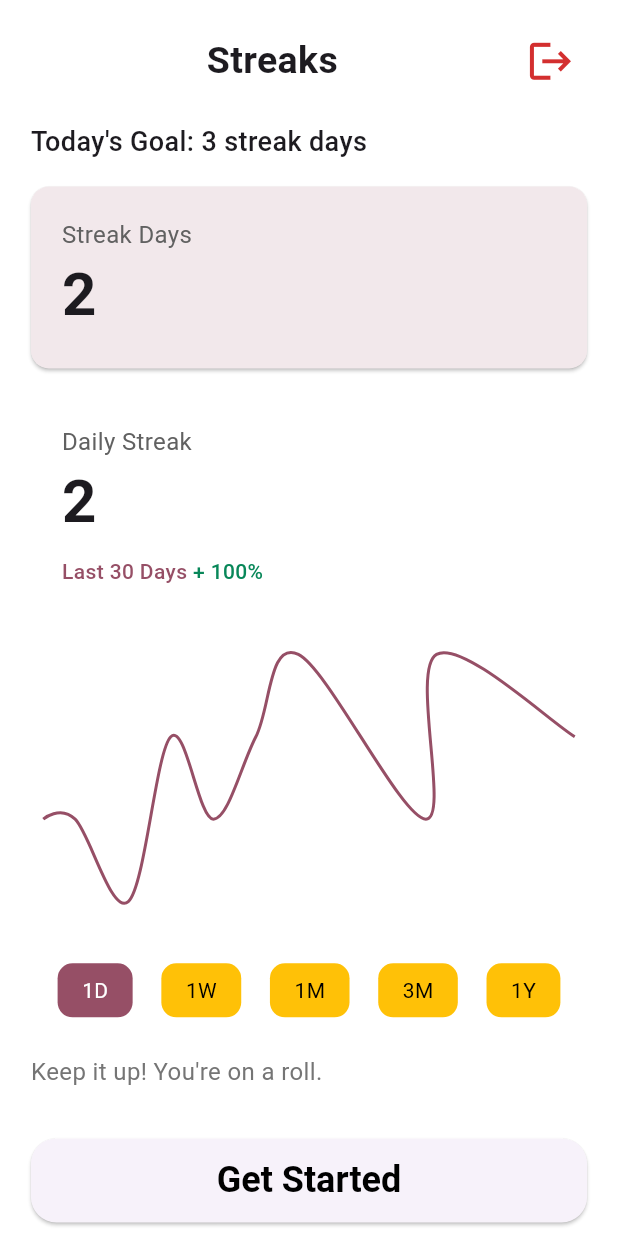
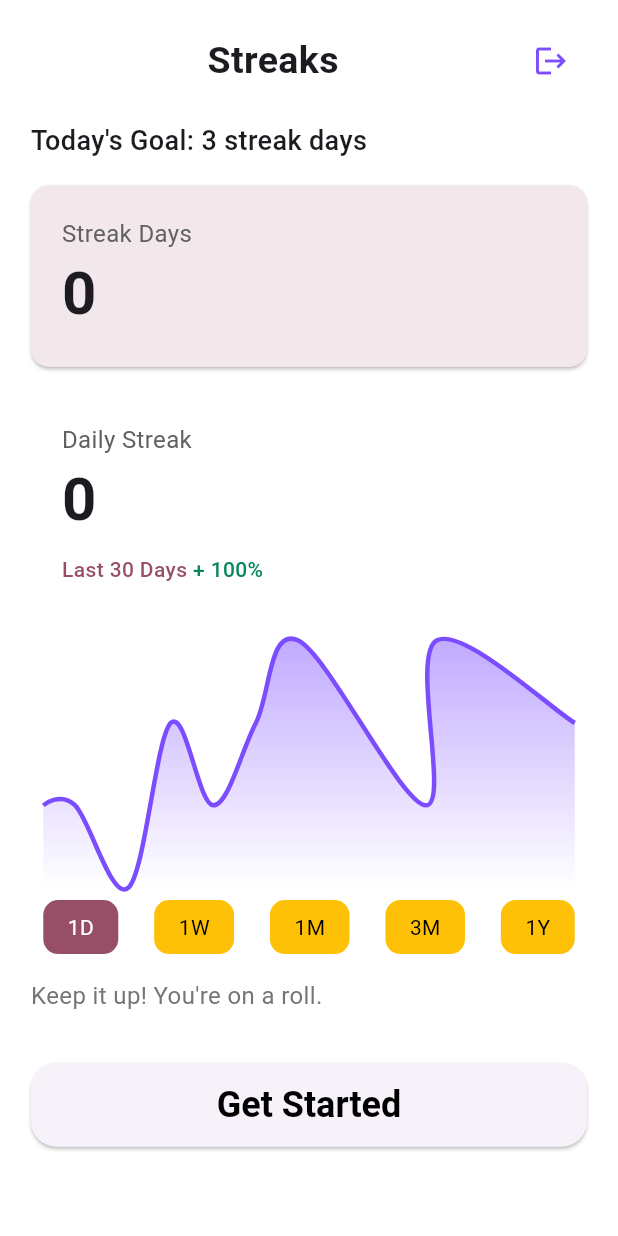
Before and after one commit to patelankit-07/urban_assignment, a Flutter app: the StreaksScreen screen opened directly, on a phone screen of 412 x 824 dp. Run offline on Flutter 3.47's test engine with Material 3 defaults, Android fonts, the phone set to English and light mode, and no system bars; drawn by our look-alikes of fl_chart; our stand-ins replace cloud_firestore, firebase_auth, firebase_core, firebase_storage, get, image_picker and 1 more; accounts and stored records are empty.

Commit message:
project done

```diff
--- a/lib/utils/screens/streaks_screen.dart
+++ b/lib/utils/screens/streaks_screen.dart
@@ -1,3 +1,4 @@
+import 'package:cloud_firestore/cloud_firestore.dart';
 import 'package:firebase_auth/firebase_auth.dart';
 import 'package:flutter/material.dart';
 import 'package:fl_chart/fl_chart.dart';
@@ -81,7 +82,6 @@ class _StreaksScreenState extends State<StreaksScreen> {
 
   @override
   Widget build(BuildContext context) {
-
     return Scaffold(
       backgroundColor: Colors.white,
       body: SafeArea(
@@ -102,7 +102,7 @@ class _StreaksScreenState extends State<StreaksScreen> {
                       children: [
                         Expanded(
                           child: Center(
-                            child: const Text(
+                            child: Text(
                               'Streaks',
                               style: TextStyle(
                                   fontSize: 25, fontWeight: FontWeight.bold),
@@ -119,12 +119,21 @@ class _StreaksScreenState extends State<StreaksScreen> {
                       TextStyle(fontSize: 18, fontWeight: FontWeight.w500),
                     ),
                     SizedBox(height: screenHeight * 0.02),
-                    SizedBox(
-                      width: screenWidth * 0.9,
-                      child: _streakDaysCard(screenHeight, screenWidth),
+                    StreamBuilder<int>(
+                      stream: getTrueCountStream(),
+                      builder: (context, snapshot) {
+                        final count = snapshot.data ?? 0;
+                        return _streakDaysCard(screenHeight, screenWidth, count);
+                      },
                     ),
                     SizedBox(height: screenHeight * 0.02),
-                    _dailySticks(screenHeight),
+                    StreamBuilder<int>(
+                      stream: getTrueCountStream(),
+                      builder: (context, snapshot) {
+                        final count = snapshot.data ?? 0;
+                        return _dailySticks(screenHeight, count);
+                      },
+                    ),
                     SizedBox(height: screenHeight * 0.02),
                     _graphChart(screenWidth, screenHeight),
                     SizedBox(height: screenHeight * 0.02),
@@ -150,8 +159,10 @@ class _StreaksScreenState extends State<StreaksScreen> {
     );
   }
 
-  Widget _streakDaysCard(double screenHeight, double screenWidth) {
-    return Card(
+  Widget _streakDaysCard(double screenHeight, double screenWidth, int count) {
+    return SizedBox(
+      width: screenWidth * 0.9, // Adjust the width percentage as needed
+      child: Card(
         margin: EdgeInsets.zero,
         shape: RoundedRectangleBorder(
           borderRadius: BorderRadius.circular(12),
@@ -166,17 +177,18 @@ class _StreaksScreenState extends State<StreaksScreen> {
                 'Streak Days',
                 style: TextStyle(fontSize: 16, color: Colors.grey[700]),
               ),
-            const Text(
-              '2',
+              Text(
+                count.toString(),
                 style: TextStyle(fontSize: 40, fontWeight: FontWeight.bold),
               ),
             ],
           ),
         ),
+      ),
     );
   }
 
-  Widget _dailySticks(double screenHeight) {
+  Widget _dailySticks(double screenHeight, int count) {
     return Container(
       padding: EdgeInsets.all(screenHeight * 0.025),
       child: Column(
@@ -186,8 +198,8 @@ class _StreaksScreenState extends State<StreaksScreen> {
             'Daily Streak',
             style: TextStyle(fontSize: 16, color: Colors.grey[700]),
           ),
-          const Text(
-            '2',
+          Text(
+            count.toString(),
             style: TextStyle(fontSize: 40, fontWeight: FontWeight.bold),
           ),
           SizedBox(height: screenHeight * 0.01),
@@ -214,7 +226,8 @@ class _StreaksScreenState extends State<StreaksScreen> {
 
   Widget _graphChart(double screenWidth, double screenHeight) {
     return Padding(
-      padding: EdgeInsets.all(screenHeight * 0.01),
+      padding: EdgeInsets.symmetric(horizontal: screenWidth * 0.02),
+      // Adjust horizontal padding
       child: Column(
         children: [
           SizedBox(
@@ -225,24 +238,35 @@ class _StreaksScreenState extends State<StreaksScreen> {
               borderData: FlBorderData(show: false),
               lineBarsData: [
                 LineChartBarData(
-                  spots: _chartData[_selectedInterval]!,
+                  spots: _chartData[_selectedInterval] ?? [],
                   isCurved: true,
-                  color: const Color.fromRGBO(150, 79, 102, 1),
-                  barWidth: 2,
                   dotData: const FlDotData(show: false),
+                  belowBarData: BarAreaData(
+                    show: true,
+                    gradient: LinearGradient(
+                      colors: [
+                        const Color(0xFF7C4DFF).withOpacity(0.5),
+                        const Color(0xFF7C4DFF).withOpacity(0.0),
+                      ],
+                      begin: Alignment.topCenter,
+                      end: Alignment.bottomCenter,
+                    ),
+                  ),
+                  color: const Color(0xFF7C4DFF),
+                  barWidth: 3,
                 ),
               ],
             )),
           ),
-          SizedBox(height: screenHeight * 0.05),
+          SizedBox(height: screenHeight * 0.01),
           Row(
-            mainAxisAlignment: MainAxisAlignment.spaceAround,
+            mainAxisAlignment: MainAxisAlignment.spaceBetween,
             children: [
-              _buildChartIntervalButton("1D", screenWidth),
-              _buildChartIntervalButton("1W", screenWidth),
-              _buildChartIntervalButton("1M", screenWidth),
-              _buildChartIntervalButton("3M", screenWidth),
-              _buildChartIntervalButton("1Y", screenWidth),
+              _intervalButton('1D', screenWidth),
+              _intervalButton('1W', screenWidth),
+              _intervalButton('1M', screenWidth),
+              _intervalButton('3M', screenWidth),
+              _intervalButton('1Y', screenWidth),
             ],
           ),
         ],
@@ -250,8 +274,9 @@ class _StreaksScreenState extends State<StreaksScreen> {
     );
   }
 
-  Widget _buildChartIntervalButton(String label, double screenWidth) {
-    return GestureDetector(
+  Widget _intervalButton(String label, double screenWidth) {
+    return Flexible(
+      child: GestureDetector(
         onTap: () {
           setState(() {
             _selectedInterval = label;
@@ -269,10 +294,9 @@ class _StreaksScreenState extends State<StreaksScreen> {
             child: Text(
               label,
               style: TextStyle(
-              color: _selectedInterval == label
-                  ? Colors.white
-                  : Colors.black,
+                color: _selectedInterval == label ? Colors.white : Colors.black,
                 fontSize: 14,
+              ),
             ),
           ),
         ),
@@ -282,15 +306,23 @@ class _StreaksScreenState extends State<StreaksScreen> {
 
   Widget _logoutButton(double screenWidth) {
     return IconButton(
-      icon: Icon(
-        Icons.logout,
-        color: Colors.red[700],
-        size: screenWidth * 0.08,
-      ),
+      icon: const Icon(Icons.logout),
+      color: const Color.fromRGBO(124, 77, 255, 1),
       onPressed: () async {
         await FirebaseAuth.instance.signOut();
-        Get.offAll(const LoginScreen());
+        Get.to(() => const LoginScreen());
       },
     );
   }
+
+  Stream<int> getTrueCountStream() {
+    return FirebaseFirestore.instance
+        .collection('skincare_routines')
+        .where('isChecked', isEqualTo: true)
+        .snapshots()
+        .map((snapshot) {
+      print('Document count: ${snapshot.docs.length}'); // Debug line
+      return snapshot.docs.length;
+    });
   }
+}
```
Lines whose indentation alone changed are shown as unchanged.
